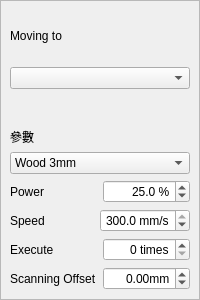
Before: the Qt Designer form src/widgets/panels/layer-params-panel.ui in flux3dp/swiftray, drawn with Qt 5.
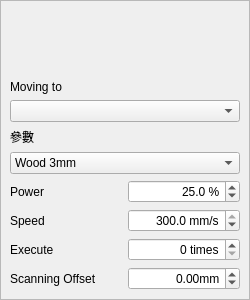
After: the same form once the commit is applied.

Patch:
```diff
--- a/src/widgets/panels/layer-params-panel.ui
+++ b/src/widgets/panels/layer-params-panel.ui
@@ -6,7 +6,7 @@
    <rect>
     <x>0</x>
     <y>0</y>
-    <width>200</width>
+    <width>250</width>
     <height>300</height>
    </rect>
   </property>
@@ -69,7 +69,7 @@
        <rect>
         <x>0</x>
         <y>0</y>
-        <width>201</width>
+        <width>248</width>
         <height>298</height>
        </rect>
       </property>
@@ -80,6 +80,19 @@
        </sizepolicy>
       </property>
       <layout class="QVBoxLayout" name="verticalLayout_3">
+       <item>
+        <spacer name="verticalSpacer">
+         <property name="orientation">
+          <enum>Qt::Vertical</enum>
+         </property>
+         <property name="sizeHint" stdset="0">
+          <size>
+           <width>20</width>
+           <height>40</height>
+          </size>
+         </property>
+        </spacer>
+       </item>
        <item>
         <layout class="QVBoxLayout" name="moveLayerLayout">
          <item>
```
